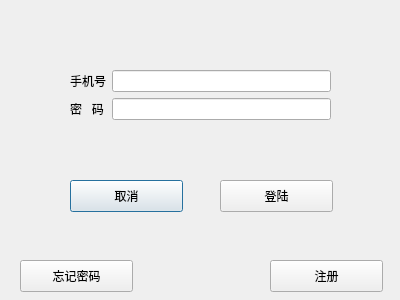
Old version of the form article_code/designer/login.ui in the repository zndemao/article.
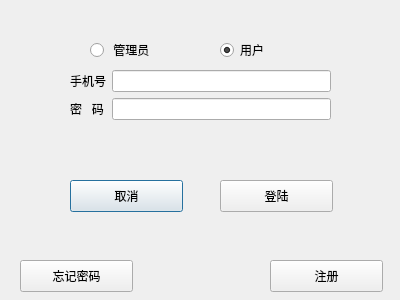
New version of the form.

```diff
--- a/article_code/designer/login.ui
+++ b/article_code/designer/login.ui
@@ -114,6 +114,35 @@
     <bool>false</bool>
    </property>
   </widget>
+  <widget class="QRadioButton" name="login_admin">
+   <property name="geometry">
+    <rect>
+     <x>90</x>
+     <y>40</y>
+     <width>100</width>
+     <height>20</height>
+    </rect>
+   </property>
+   <property name="text">
+    <string> 管理员</string>
+   </property>
+  </widget>
+  <widget class="QRadioButton" name="login_user">
+   <property name="geometry">
+    <rect>
+     <x>220</x>
+     <y>40</y>
+     <width>100</width>
+     <height>20</height>
+    </rect>
+   </property>
+   <property name="text">
+    <string>用户</string>
+   </property>
+   <property name="checked">
+    <bool>true</bool>
+   </property>
+  </widget>
  </widget>
  <resources/>
  <connections/>
```
